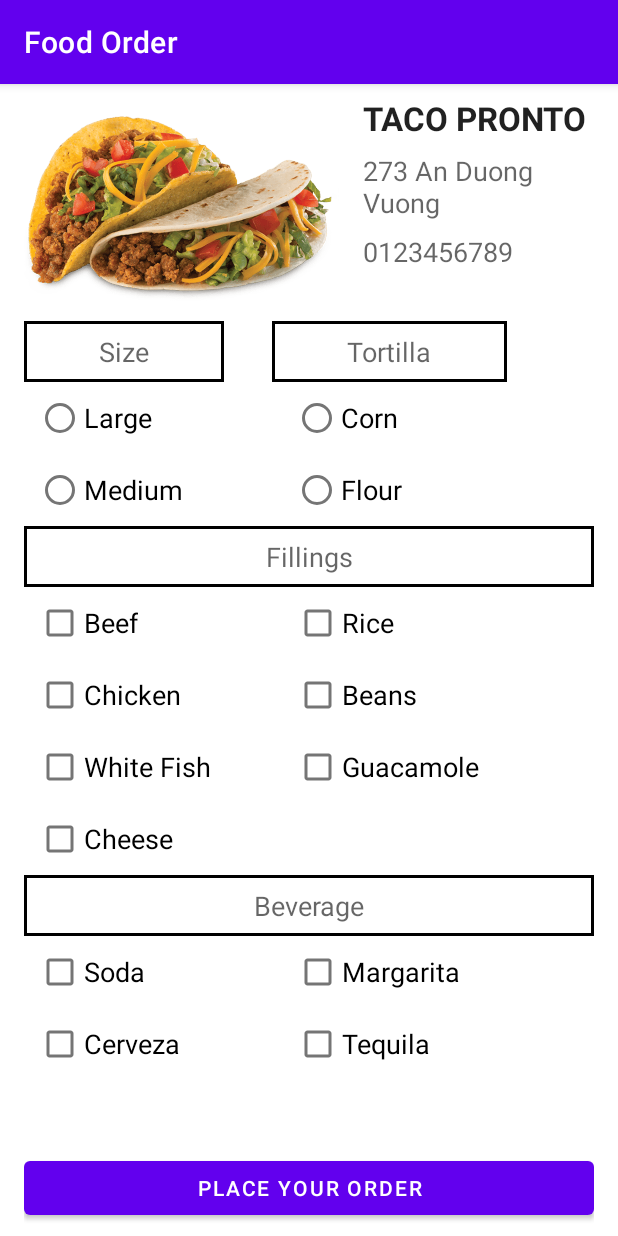
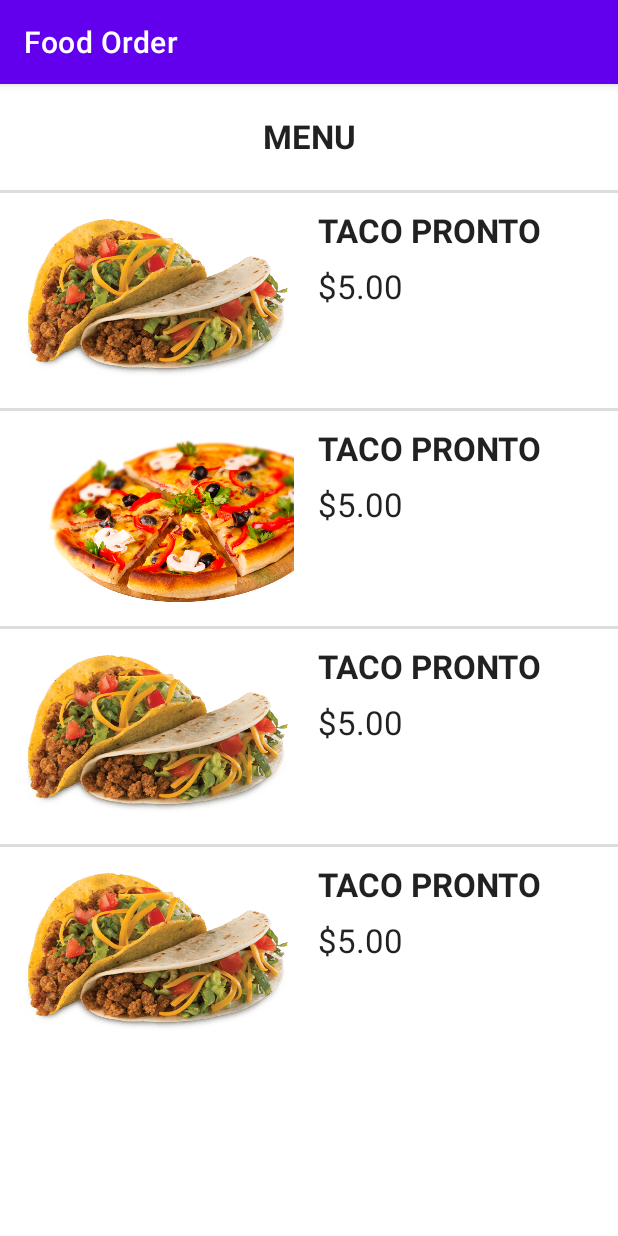
Before and after one commit to williamcrowley555/BT_Android, an Android app: the screen it shows after launch (MainActivity), on a phone screen of 412 x 824 dp. Run offline under Robolectric (Android 15) with nearby library versions, the phone set to English and light mode, and no system bars.

Commit message:
add menu in foodOrder

```diff
--- a/FoodOrder/app/src/main/java/com/example/foodorder/MainActivity.java
+++ b/FoodOrder/app/src/main/java/com/example/foodorder/MainActivity.java
@@ -9,6 +9,6 @@ public class MainActivity extends AppCompatActivity {
     @Override
     protected void onCreate(Bundle savedInstanceState) {
         super.onCreate(savedInstanceState);
-        setContentView(R.layout.activity_main);
+        setContentView(R.layout.menu);
     }
 }
--- /dev/null
+++ b/FoodOrder/app/src/main/res/drawable/border_set.xml
@@ -0,0 +1,11 @@
+<?xml version="1.0" encoding="utf-8"?>
+<layer-list xmlns:android="http://schemas.android.com/apk/res/android">
+
+    <item android:left="-2dp"  android:bottom="-2dp" android:right="-2dp">
+        <shape android:shape="rectangle">
+            <stroke android:width="2dp" android:color="#dddddd" />
+
+        </shape>
+    </item>
+
+</layer-list>
--- a/FoodOrder/app/src/main/res/layout/activity_main.xml
+++ b/FoodOrder/app/src/main/res/layout/activity_main.xml
@@ -1,6 +1,13 @@
 <?xml version="1.0" encoding="utf-8"?>
-<RelativeLayout xmlns:android="http://schemas.android.com/apk/res/android"
+
+<ScrollView xmlns:android="http://schemas.android.com/apk/res/android"
     xmlns:app="http://schemas.android.com/apk/res-auto"
+    xmlns:tools="http://schemas.android.com/tools"
+    android:layout_width="fill_parent"
+    android:layout_height="fill_parent">
+    <!-- Here you put the rest of your current view-->
+
+    <RelativeLayout xmlns:app="http://schemas.android.com/apk/res-auto"
         xmlns:tools="http://schemas.android.com/tools"
         android:layout_width="match_parent"
         android:layout_height="match_parent"
@@ -8,75 +15,70 @@
         android:paddingVertical="8dp"
         tools:context=".MainActivity">
 
+
         <ImageView
-        android:id="@+id/logo_img"
+            android:id="@+id/imgTaco"
             android:layout_width="210dp"
             android:layout_height="150dp"
-        android:src="@drawable/logo"
-    />
+            android:src="@drawable/logo" />
 
         <TextView
+            android:id="@+id/brand_name"
             android:layout_width="wrap_content"
             android:layout_height="wrap_content"
-        android:id="@+id/brand_name"
-        android:layout_toRightOf="@id/logo_img"
-        android:text="Taco Pronto"
-        android:textAppearance="?android:textAppearanceLarge"
-        android:textAllCaps="true"
-        android:textStyle="bold"
+            android:layout_toRightOf="@id/imgTaco"
             android:paddingLeft="16dp"
             android:paddingBottom="8dp"
-    />
+            android:text="Taco Pronto"
+            android:textAllCaps="true"
+            android:textAppearance="?android:textAppearanceLarge"
+            android:textStyle="bold" />
 
         <TextView
+            android:id="@+id/address"
             android:layout_width="wrap_content"
             android:layout_height="wrap_content"
-        android:id="@+id/address"
-        android:layout_toRightOf="@id/logo_img"
             android:layout_below="@id/brand_name"
+            android:layout_toRightOf="@id/imgTaco"
+            android:paddingLeft="16dp"
             android:text="273 An Duong Vuong"
-        android:textAppearance="?android:textAppearanceMedium"
-        android:paddingLeft="16dp"
-    />
+            android:textAppearance="?android:textAppearanceMedium" />
 
         <TextView
+            android:id="@+id/phone_no"
             android:layout_width="wrap_content"
             android:layout_height="wrap_content"
-        android:id="@+id/phone_no"
-        android:layout_toRightOf="@id/logo_img"
             android:layout_below="@id/address"
+            android:layout_toRightOf="@id/imgTaco"
+            android:paddingVertical="8dp"
+            android:paddingLeft="16dp"
             android:text="0123456789"
-        android:textAppearance="?android:textAppearanceMedium"
-        android:paddingLeft="16dp"
-        android:paddingVertical="8dp"
-    />
+            android:textAppearance="?android:textAppearanceMedium" />
 
         <TextView
+            android:id="@+id/size_tab"
             android:layout_width="wrap_content"
             android:layout_height="wrap_content"
-        android:id="@+id/size_tab"
+            android:layout_below="@id/imgTaco"
             android:layout_alignParentLeft="true"
-        android:layout_below="@id/logo_img"
-        android:text="Size"
-        android:textAppearance="?android:textAppearanceMedium"
             android:background="@drawable/textview_border"
             android:paddingHorizontal="50dp"
             android:paddingVertical="8dp"
-    />
+            android:text="Size"
+            android:textAppearance="?android:textAppearanceMedium" />
 
         <TextView
+            android:id="@+id/tortilla_tab"
             android:layout_width="wrap_content"
             android:layout_height="wrap_content"
-        android:id="@+id/tortilla_tab"
+            android:layout_below="@id/imgTaco"
+            android:layout_marginHorizontal="32dp"
             android:layout_toRightOf="@id/size_tab"
-        android:layout_below="@id/logo_img"
-        android:text="Tortilla"
-        android:textAppearance="?android:textAppearanceMedium"
             android:background="@drawable/textview_border"
-        android:layout_marginHorizontal="32dp"
             android:paddingHorizontal="50dp"
             android:paddingVertical="8dp"
-    />
+            android:text="Tortilla"
+            android:textAppearance="?android:textAppearanceMedium" />
 
         <RadioGroup
             android:id="@+id/rg_size"
@@ -90,16 +92,14 @@
                 android:layout_width="wrap_content"
                 android:layout_height="wrap_content"
                 android:text="Large"
-            android:textAppearance="?android:textAppearanceMedium"
-        />
+                android:textAppearance="?android:textAppearanceMedium" />
 
             <RadioButton
                 android:id="@+id/size_meidum"
                 android:layout_width="wrap_content"
                 android:layout_height="wrap_content"
                 android:text="Medium"
-            android:textAppearance="?android:textAppearanceMedium"
-        />
+                android:textAppearance="?android:textAppearanceMedium" />
         </RadioGroup>
 
         <RadioGroup
@@ -107,182 +107,170 @@
             android:layout_width="wrap_content"
             android:layout_height="wrap_content"
             android:layout_below="@id/tortilla_tab"
-        android:layout_toRightOf="@id/rg_size"
             android:layout_marginLeft="65dp"
-        android:layout_marginRight="8dp">
+            android:layout_marginRight="8dp"
+            android:layout_toRightOf="@id/rg_size">
 
             <RadioButton
                 android:id="@+id/tortilla_corn"
                 android:layout_width="wrap_content"
                 android:layout_height="wrap_content"
                 android:text="Corn"
-            android:textAppearance="?android:textAppearanceMedium"
-        />
+                android:textAppearance="?android:textAppearanceMedium" />
 
             <RadioButton
                 android:id="@+id/tortilla_flour"
                 android:layout_width="wrap_content"
                 android:layout_height="wrap_content"
                 android:text="Flour"
-            android:textAppearance="?android:textAppearanceMedium"
-        />
+                android:textAppearance="?android:textAppearanceMedium" />
         </RadioGroup>
 
         <TextView
+            android:id="@+id/fillings_tab"
             android:layout_width="match_parent"
             android:layout_height="wrap_content"
-        android:id="@+id/fillings_tab"
             android:layout_below="@id/rg_size"
-        android:text="Fillings"
-        android:textAppearance="?android:textAppearanceMedium"
             android:background="@drawable/textview_border"
             android:gravity="center"
             android:paddingVertical="8dp"
-    />
+            android:text="Fillings"
+            android:textAppearance="?android:textAppearanceMedium" />
 
         <!--Fillings Left-->
 
         <CheckBox
+            android:id="@+id/fillings_beef"
             android:layout_width="wrap_content"
             android:layout_height="wrap_content"
-        android:id="@+id/fillings_beef"
             android:layout_below="@id/fillings_tab"
+            android:layout_marginHorizontal="8dp"
             android:text="Beef"
-        android:textAppearance="?android:textAppearanceMedium"
-        android:layout_marginHorizontal="8dp"
-    />
+            android:textAppearance="?android:textAppearanceMedium" />
 
         <CheckBox
+            android:id="@+id/fillings_chicken"
             android:layout_width="wrap_content"
             android:layout_height="wrap_content"
-        android:id="@+id/fillings_chicken"
             android:layout_below="@id/fillings_beef"
+            android:layout_marginHorizontal="8dp"
             android:text="Chicken"
-        android:textAppearance="?android:textAppearanceMedium"
-        android:layout_marginHorizontal="8dp"
-    />
+            android:textAppearance="?android:textAppearanceMedium" />
 
         <CheckBox
+            android:id="@+id/fillings_white_fish"
             android:layout_width="wrap_content"
             android:layout_height="wrap_content"
-        android:id="@+id/fillings_white_fish"
             android:layout_below="@id/fillings_chicken"
+            android:layout_marginHorizontal="8dp"
             android:text="White Fish"
-        android:textAppearance="?android:textAppearanceMedium"
-        android:layout_marginHorizontal="8dp"
-    />
+            android:textAppearance="?android:textAppearanceMedium" />
 
         <CheckBox
+            android:id="@+id/fillings_cheese"
             android:layout_width="wrap_content"
             android:layout_height="wrap_content"
-        android:id="@+id/fillings_cheese"
             android:layout_below="@id/fillings_white_fish"
+            android:layout_marginHorizontal="8dp"
             android:text="Cheese"
-        android:textAppearance="?android:textAppearanceMedium"
-        android:layout_marginHorizontal="8dp"
-    />
+            android:textAppearance="?android:textAppearanceMedium" />
 
         <!--Fillings Right-->
 
         <CheckBox
+            android:id="@+id/fillings_rice"
             android:layout_width="wrap_content"
             android:layout_height="wrap_content"
-        android:id="@+id/fillings_rice"
             android:layout_below="@id/fillings_tab"
             android:layout_alignParentLeft="true"
+            android:layout_marginLeft="180dp"
             android:text="Rice"
-        android:textAppearance="?android:textAppearanceMedium"
-        android:layout_marginLeft="180dp"
-    />
+            android:textAppearance="?android:textAppearanceMedium" />
 
         <CheckBox
+            android:id="@+id/fillings_beans"
             android:layout_width="wrap_content"
             android:layout_height="wrap_content"
-        android:id="@+id/fillings_beans"
             android:layout_below="@id/fillings_rice"
             android:layout_alignParentLeft="true"
+            android:layout_marginLeft="180dp"
             android:text="Beans"
-        android:textAppearance="?android:textAppearanceMedium"
-        android:layout_marginLeft="180dp"
-    />
+            android:textAppearance="?android:textAppearanceMedium" />
 
         <CheckBox
+            android:id="@+id/fillings_guacamole"
             android:layout_width="wrap_content"
             android:layout_height="wrap_content"
-        android:id="@+id/fillings_guacamole"
             android:layout_below="@id/fillings_beans"
             android:layout_alignParentLeft="true"
+            android:layout_marginLeft="180dp"
             android:text="Guacamole"
-        android:textAppearance="?android:textAppearanceMedium"
-        android:layout_marginLeft="180dp"
-    />
+            android:textAppearance="?android:textAppearanceMedium" />
 
         <!--    Beverage-->
 
         <TextView
+            android:id="@+id/beverage_tab"
             android:layout_width="match_parent"
             android:layout_height="wrap_content"
-        android:id="@+id/beverage_tab"
             android:layout_below="@id/fillings_cheese"
-        android:text="Beverage"
-        android:textAppearance="?android:textAppearanceMedium"
             android:background="@drawable/textview_border"
             android:gravity="center"
             android:paddingVertical="8dp"
-    />
+            android:text="Beverage"
+            android:textAppearance="?android:textAppearanceMedium" />
 
         <!--    Beverage Left-->
 
         <CheckBox
+            android:id="@+id/beverage_soda"
             android:layout_width="wrap_content"
             android:layout_height="wrap_content"
-        android:id="@+id/beverage_soda"
             android:layout_below="@id/beverage_tab"
+            android:layout_marginHorizontal="8dp"
             android:text="Soda"
-        android:textAppearance="?android:textAppearanceMedium"
-        android:layout_marginHorizontal="8dp"
-        />
+            android:textAppearance="?android:textAppearanceMedium" />
 
         <CheckBox
+            android:id="@+id/beverage_cerveza"
             android:layout_width="wrap_content"
             android:layout_height="wrap_content"
-        android:id="@+id/beverage_cerveza"
             android:layout_below="@id/beverage_soda"
             android:layout_alignParentLeft="true"
+            android:layout_marginHorizontal="8dp"
             android:text="Cerveza"
-        android:textAppearance="?android:textAppearanceMedium"
-        android:layout_marginHorizontal="8dp"
-        />
+            android:textAppearance="?android:textAppearanceMedium" />
 
         <!--Beverage Right-->
 
         <CheckBox
+            android:id="@+id/beverage_margarita"
             android:layout_width="wrap_content"
             android:layout_height="wrap_content"
-        android:id="@+id/beverage_margarita"
             android:layout_below="@id/beverage_tab"
             android:layout_alignParentLeft="true"
+            android:layout_marginLeft="180dp"
             android:text="Margarita"
-        android:textAppearance="?android:textAppearanceMedium"
-        android:layout_marginLeft="180dp"
-    />
+            android:textAppearance="?android:textAppearanceMedium" />
 
         <CheckBox
+            android:id="@+id/beverage_tequila"
             android:layout_width="wrap_content"
             android:layout_height="wrap_content"
-        android:id="@+id/beverage_tequila"
             android:layout_below="@id/beverage_margarita"
             android:layout_alignParentLeft="true"
+            android:layout_marginLeft="180dp"
             android:text="Tequila"
-        android:textAppearance="?android:textAppearanceMedium"
-        android:layout_marginLeft="180dp"
-    />
+            android:textAppearance="?android:textAppearanceMedium" />
 
         <Button
             android:layout_width="match_parent"
             android:layout_height="wrap_content"
             android:layout_alignParentBottom="true"
-        android:text="Place Your Order"
+            android:layout_below="@id/beverage_tequila"
             android:paddingVertical="8dp"
-    />
+            android:text="Place Your Order" />
+
+
     </RelativeLayout>
+</ScrollView>
--- /dev/null
+++ b/FoodOrder/app/src/main/res/layout/menu.xml
@@ -0,0 +1,189 @@
+<?xml version="1.0" encoding="utf-8"?>
+
+<ScrollView xmlns:android="http://schemas.android.com/apk/res/android"
+    xmlns:app="http://schemas.android.com/apk/res-auto"
+    xmlns:tools="http://schemas.android.com/tools"
+    android:layout_width="fill_parent"
+    android:layout_height="fill_parent">
+    <!-- Here you put the rest of your current view-->
+    <LinearLayout
+        android:layout_width="match_parent"
+        android:layout_height="match_parent"
+        android:orientation="vertical"
+
+        >
+        <TextView
+            android:layout_width="match_parent"
+            android:layout_height="wrap_content"
+            android:text="Menu"
+            android:textAppearance="?android:textAppearanceLarge"
+            android:textAllCaps="true"
+            android:textStyle="bold"
+            android:gravity="center"
+            android:paddingVertical="20dp"
+            >
+
+        </TextView>
+        <RelativeLayout
+            android:layout_width="match_parent"
+            android:layout_height="wrap_content"
+            android:paddingHorizontal="16dp"
+            android:paddingVertical="12dp"
+            android:layout_marginTop="1dp"
+            tools:context=".MainActivity"
+            android:background="@drawable/border_set"
+            >
+
+
+            <ImageView
+                android:id="@+id/imgTaco"
+                android:layout_width="180dp"
+                android:layout_height="120dp"
+                android:src="@drawable/logo" />
+
+            <TextView
+                android:id="@+id/brand_name"
+                android:layout_width="wrap_content"
+                android:layout_height="wrap_content"
+                android:layout_toRightOf="@id/imgTaco"
+                android:paddingLeft="16dp"
+                android:paddingBottom="8dp"
+                android:text="Taco Pronto"
+                android:textAllCaps="true"
+                android:textAppearance="?android:textAppearanceLarge"
+                android:textStyle="bold" />
+
+            <TextView
+                android:id="@+id/price"
+                android:layout_width="wrap_content"
+                android:layout_height="wrap_content"
+                android:layout_below="@id/brand_name"
+                android:layout_toRightOf="@id/imgTaco"
+                android:paddingLeft="16dp"
+                android:text="$5.00"
+                android:textAppearance="?android:textAppearanceLarge" />
+        </RelativeLayout>
+
+        <RelativeLayout
+            android:layout_width="match_parent"
+            android:layout_height="wrap_content"
+            android:paddingHorizontal="16dp"
+            android:paddingVertical="12dp"
+            android:layout_marginTop="1dp"
+            tools:context=".MainActivity"
+            android:background="@drawable/border_set"
+            >
+
+
+            <ImageView
+                android:id="@+id/imgTaco"
+                android:layout_width="180dp"
+                android:layout_height="120dp"
+                android:src="@drawable/pizza" />
+
+            <TextView
+                android:id="@+id/brand_name"
+                android:layout_width="wrap_content"
+                android:layout_height="wrap_content"
+                android:layout_toRightOf="@id/imgTaco"
+                android:paddingLeft="16dp"
+                android:paddingBottom="8dp"
+                android:text="Taco Pronto"
+                android:textAllCaps="true"
+                android:textAppearance="?android:textAppearanceLarge"
+                android:textStyle="bold" />
+
+            <TextView
+                android:id="@+id/price"
+                android:layout_width="wrap_content"
+                android:layout_height="wrap_content"
+                android:layout_below="@id/brand_name"
+                android:layout_toRightOf="@id/imgTaco"
+                android:paddingLeft="16dp"
+                android:text="$5.00"
+                android:textAppearance="?android:textAppearanceLarge" />
+        </RelativeLayout>
+
+        <RelativeLayout
+            android:layout_width="match_parent"
+            android:layout_height="wrap_content"
+            android:paddingHorizontal="16dp"
+            android:paddingVertical="12dp"
+            android:layout_marginTop="1dp"
+            tools:context=".MainActivity"
+            android:background="@drawable/border_set"
+            >
+
+
+            <ImageView
+                android:id="@+id/imgTaco"
+                android:layout_width="180dp"
+                android:layout_height="120dp"
+                android:src="@drawable/logo" />
+
+            <TextView
+                android:id="@+id/brand_name"
+                android:layout_width="wrap_content"
+                android:layout_height="wrap_content"
+                android:layout_toRightOf="@id/imgTaco"
+                android:paddingLeft="16dp"
+                android:paddingBottom="8dp"
+                android:text="Taco Pronto"
+                android:textAllCaps="true"
+                android:textAppearance="?android:textAppearanceLarge"
+                android:textStyle="bold" />
+
+            <TextView
+                android:id="@+id/price"
+                android:layout_width="wrap_content"
+                android:layout_height="wrap_content"
+                android:layout_below="@id/brand_name"
+                android:layout_toRightOf="@id/imgTaco"
+                android:paddingLeft="16dp"
+                android:text="$5.00"
+                android:textAppearance="?android:textAppearanceLarge" />
+        </RelativeLayout>
+        <RelativeLayout
+            android:layout_width="match_parent"
+            android:layout_height="wrap_content"
+            android:paddingHorizontal="16dp"
+            android:paddingVertical="12dp"
+            android:layout_marginTop="1dp"
+            tools:context=".MainActivity"
+            android:background="@drawable/border_set"
+            >
+
+
+            <ImageView
+                android:id="@+id/imgTaco"
+                android:layout_width="180dp"
+                android:layout_height="120dp"
+                android:src="@drawable/logo" />
+
+            <TextView
+                android:id="@+id/brand_name"
+                android:layout_width="wrap_content"
+                android:layout_height="wrap_content"
+                android:layout_toRightOf="@id/imgTaco"
+                android:paddingLeft="16dp"
+                android:paddingBottom="8dp"
+                android:text="Taco Pronto"
+                android:textAllCaps="true"
+                android:textAppearance="?android:textAppearanceLarge"
+                android:textStyle="bold" />
+
+            <TextView
+                android:id="@+id/price"
+                android:layout_width="wrap_content"
+                android:layout_height="wrap_content"
+                android:layout_below="@id/brand_name"
+                android:layout_toRightOf="@id/imgTaco"
+                android:paddingLeft="16dp"
+                android:text="$5.00"
+                android:textAppearance="?android:textAppearanceLarge" />
+        </RelativeLayout>
+
+
+
+    </LinearLayout>
+</ScrollView>
```
Also changed, not shown: FoodOrder/app/src/main/res/drawable/pizza.png (added). Lines whose indentation alone changed are shown as unchanged.
